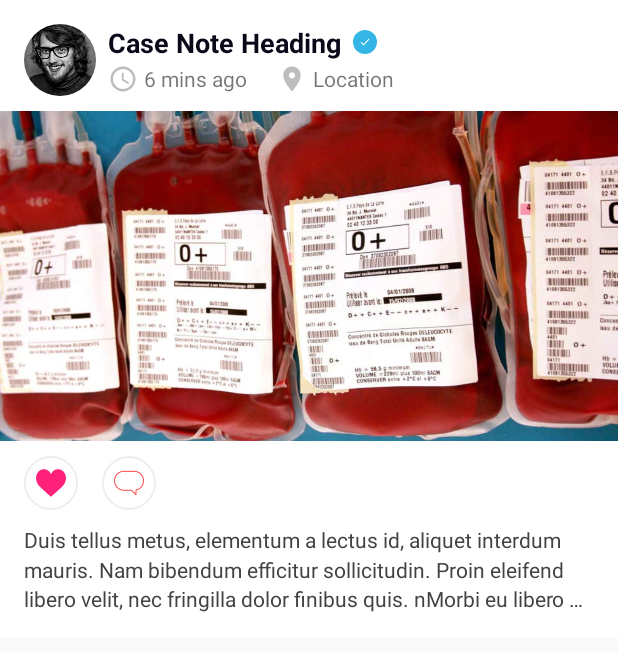
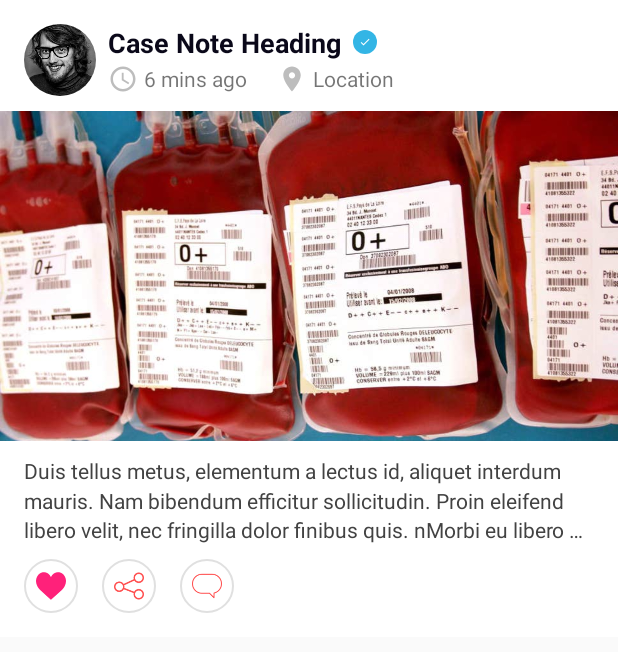
Before and after one commit to Animesh-Barai/be_a_hero, an Android app: the layout item_post.xml on its own in the app's theme, with its tools: preview values and no code run, on a phone screen of 412 x 824 dp. Shown: the top 652 px of the screen. Run offline under Robolectric (Android 15) with nearby library versions, the phone set to English and light mode, and no system bars.

Commit message:
creating posts recycler UI adding demo data

```diff
--- a/app/src/main/res/drawable/circle_silver_stroke.xml
+++ b/app/src/main/res/drawable/circle_silver_stroke.xml
@@ -6,5 +6,5 @@
 
     <stroke
         android:width="1dp"
-        android:color="@color/md_grey_200" />
+        android:color="@color/md_grey_300" />
 </shape>
--- a/app/src/main/res/layout/item_post.xml
+++ b/app/src/main/res/layout/item_post.xml
@@ -140,17 +140,34 @@
                 android:adjustViewBounds="true"
                 android:src="@drawable/post_content_1"
                 android:layout_below="@+id/top_layout"
-                android:layout_marginTop="@dimen/spacing_middle"
-                android:layout_marginBottom="@dimen/spacing_middle" />
+                android:layout_marginTop="@dimen/spacing_middle" />
 
+            <!--post content-->
+            <TextView
+                android:id="@+id/post_content_text_view"
+                android:layout_width="match_parent"
+                android:layout_height="wrap_content"
+                android:maxLines="3"
+                android:textSize="14sp"
+                android:ellipsize="end"
+                android:lineSpacingMultiplier="1.2"
+                android:textColor="@color/md_grey_800"
+                android:text="@string/long_lorem_ipsum"
+                app:fontFamily="@fonts/montserrat_light"
+                android:layout_below="@+id/post_image_view"
+                android:paddingLeft="@dimen/spacing_large"
+                android:paddingRight="@dimen/spacing_large"
+                android:layout_marginTop="@dimen/spacing_middle" />
+
+            <!--Actions layout-->
             <RelativeLayout
                 android:id="@+id/actions_layout"
                 android:layout_width="match_parent"
                 android:layout_height="wrap_content"
-                android:layout_below="@+id/post_image_view"
                 android:paddingLeft="@dimen/spacing_large"
                 android:paddingRight="@dimen/spacing_large"
-                android:layout_marginBottom="@dimen/spacing_middle">
+                android:layout_marginTop="@dimen/spacing_middle"
+                android:layout_below="@+id/post_content_text_view">
 
                 <ImageView
                     android:id="@+id/action_like_image_view"
@@ -167,6 +184,20 @@
                     android:background="@drawable/circle_silver_stroke"/>
 
                 <ImageView
+                    android:id="@+id/action_share_image_view"
+                    android:layout_width="36dp"
+                    android:layout_height="36dp"
+                    android:tint="@color/colorPrimary"
+                    android:layout_centerVertical="true"
+                    android:padding="@dimen/spacing_mmiddle"
+                    app:srcCompat="@drawable/ic_action_share"
+                    android:layout_marginEnd="@dimen/spacing_large"
+                    android:layout_marginRight="@dimen/spacing_large"
+                    android:background="@drawable/circle_silver_stroke"
+                    android:layout_toEndOf="@+id/action_like_image_view"
+                    android:layout_toRightOf="@+id/action_like_image_view" />
+
+                <ImageView
                     android:id="@+id/action_comment_image_view"
                     android:layout_width="36dp"
                     android:layout_height="36dp"
@@ -175,26 +206,10 @@
                     android:padding="@dimen/spacing_mmiddle"
                     app:srcCompat="@drawable/ic_comment_bubble"
                     android:background="@drawable/circle_silver_stroke"
-                    android:layout_toEndOf="@+id/action_like_image_view"
-                    android:layout_toRightOf="@+id/action_like_image_view" />
+                    android:layout_toEndOf="@+id/action_share_image_view"
+                    android:layout_toRightOf="@+id/action_share_image_view" />
 
             </RelativeLayout>
-
-            <!--post content-->
-            <TextView
-                android:id="@+id/post_content_text_view"
-                android:layout_width="match_parent"
-                android:layout_height="wrap_content"
-                android:maxLines="3"
-                android:textSize="14sp"
-                android:ellipsize="end"
-                android:lineSpacingMultiplier="1.2"
-                android:textColor="@color/md_grey_800"
-                android:text="@string/long_lorem_ipsum"
-                app:fontFamily="@fonts/montserrat_light"
-                android:layout_below="@+id/actions_layout"
-                android:paddingLeft="@dimen/spacing_large"
-                android:paddingRight="@dimen/spacing_large" />
 
         </RelativeLayout>
 
```
Also changed, not shown: app/src/main/java/com/be_a_hero/app/adapters/PostsAdapter.java (+24 -0 lines), app/src/main/res/drawable/ic_action_share.png (added).
